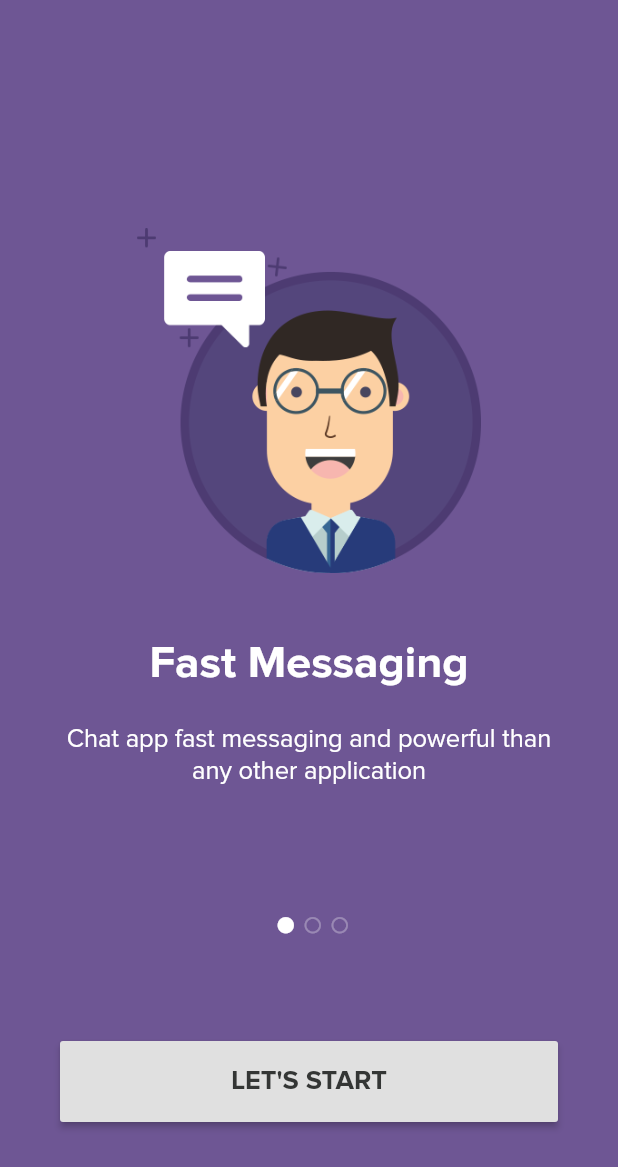
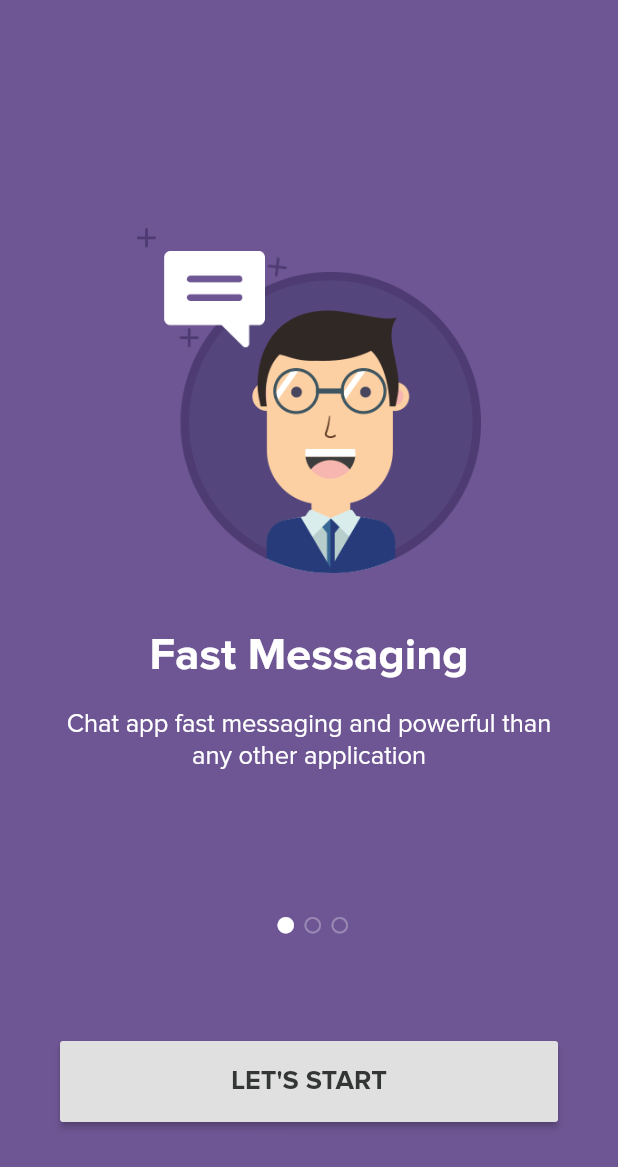
Before and after one commit to kyniema4/flutter_chat_app_demo, a Flutter app: the screen it shows after launch, on a phone screen of 412 x 824 dp. Shown: the top 1167 px of the screen. Run offline on Flutter 3.47's test engine with Material 2 defaults, Android fonts, the phone set to English and light mode, and no system bars; drawn by our look-alikes of carousel_slider; our stand-ins replace bubble, circular_check_box.

Commit message:
fix cion

```diff
--- a/lib/onboarding1.dart
+++ b/lib/onboarding1.dart
@@ -57,13 +57,13 @@ class _OnBoardingPageState extends State<OnBoardingPage> {
             Image.asset('assets/images/img_Boarding1.png',
                 fit: BoxFit.contain, height: 230.0),
             Column(children: <Widget>[
-              SizedBox(height: 45.0),
+              SizedBox(height: 40.0),
               Text(
                 'Fast Messaging',
                 style: titleSlideStyle,
                 textAlign: TextAlign.center,
               ),
-              SizedBox(height: 25.0),
+              SizedBox(height: 20.0),
               Text(
                 'Chat app fast messaging and powerful than any other application',
                 style: contentSlideStyle,
@@ -82,13 +82,13 @@ class _OnBoardingPageState extends State<OnBoardingPage> {
             Image.asset('assets/images/img-Boarding2.png',
                 fit: BoxFit.contain, height: 230.0),
             Column(children: <Widget>[
-              SizedBox(height: 45.0),
+              SizedBox(height: 40.0),
               Text(
                 'Secure System',
                 style: titleSlideStyle,
                 textAlign: TextAlign.center,
               ),
-              SizedBox(height: 25.0),
+              SizedBox(height: 20.0),
               Text(
                 'Chat app secure system from hacker attack and we guarantee your data safe',
                 style: contentSlideStyle,
@@ -107,13 +107,13 @@ class _OnBoardingPageState extends State<OnBoardingPage> {
             Image.asset('assets/images/img-Boarding3.png',
                 fit: BoxFit.contain, height: 230.0),
             Column(children: <Widget>[
-              SizedBox(height: 45.0),
+              SizedBox(height: 40.0),
               Text(
                 'Free Call and Chat',
                 style: titleSlideStyle,
                 textAlign: TextAlign.center,
               ),
-              SizedBox(height: 25.0),
+              SizedBox(height: 20.0),
               Text(
                 'Chat app free call and chat anytime and everytime',
                 style: contentSlideStyle,
@@ -190,7 +190,10 @@ class _OnBoardingPageState extends State<OnBoardingPage> {
                     margin: EdgeInsets.symmetric(horizontal: 5.0),
                     alignment: Alignment.center,
                     child: Icon(
-                        _current == index ? Icons.circle : Icons.lens_outlined,
+                        // _current == index ? Icons.circle : Icons.lens_outlined,
+                        _current == index
+                            ? Icons.lens
+                            : Icons.panorama_fish_eye,
                         color: _current == index
                             ? Color.fromRGBO(255, 255, 255, 1)
                             : Color.fromRGBO(255, 255, 255, 0.3),
```
